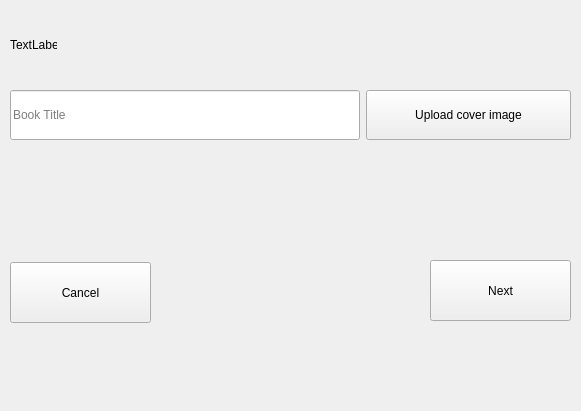
Qt form menus/create_menu/create_menu.ui (JoaoCarlosNascimento/HandSignLanguage) before a commit.
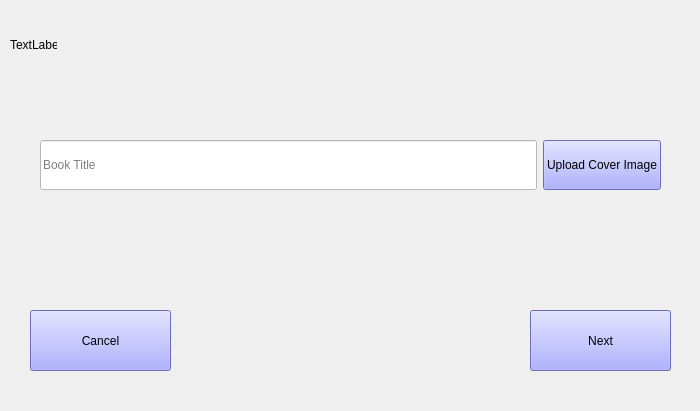
The same form after that commit.

Patch:
```diff
--- a/menus/create_menu/create_menu.ui
+++ b/menus/create_menu/create_menu.ui
@@ -6,7 +6,7 @@
    <rect>
     <x>0</x>
     <y>0</y>
-    <width>581</width>
+    <width>700</width>
     <height>411</height>
    </rect>
   </property>
@@ -18,7 +18,7 @@
   </property>
   <property name="maximumSize">
    <size>
-    <width>581</width>
+    <width>700</width>
     <height>411</height>
    </size>
   </property>
@@ -28,9 +28,9 @@
   <widget class="QWidget" name="horizontalLayoutWidget_3">
    <property name="geometry">
     <rect>
-     <x>10</x>
-     <y>80</y>
-     <width>561</width>
+     <x>40</x>
+     <y>130</y>
+     <width>621</width>
      <height>71</height>
     </rect>
    </property>
@@ -39,10 +39,14 @@
      <widget class="QLineEdit" name="book_title">
       <property name="maximumSize">
        <size>
-        <width>350</width>
+        <width>500</width>
         <height>50</height>
        </size>
       </property>
+      <property name="styleSheet">
+       <string notr="true">font: 18pt &quot;Franklin Gothic Demi&quot;;
+background-color: rgb(255, 255, 255);</string>
+      </property>
       <property name="placeholderText">
        <string>Book Title</string>
       </property>
@@ -56,8 +60,12 @@
         <height>50</height>
        </size>
       </property>
+      <property name="styleSheet">
+       <string notr="true">font: 18pt &quot;Franklin Gothic Demi&quot;;
+background-color: rgb(148, 150, 255);</string>
+      </property>
       <property name="text">
-       <string>Upload cover image</string>
+       <string>Upload Cover Image</string>
       </property>
      </widget>
     </item>
@@ -66,12 +74,16 @@
   <widget class="QPushButton" name="pb_np">
    <property name="geometry">
     <rect>
-     <x>430</x>
-     <y>260</y>
+     <x>530</x>
+     <y>310</y>
      <width>141</width>
      <height>61</height>
     </rect>
    </property>
+   <property name="styleSheet">
+    <string notr="true">font: 18pt &quot;Franklin Gothic Demi&quot;;
+background-color: rgb(148, 150, 255);</string>
+   </property>
    <property name="text">
     <string>Next</string>
    </property>
@@ -79,12 +91,16 @@
   <widget class="QPushButton" name="pb_back">
    <property name="geometry">
     <rect>
-     <x>10</x>
-     <y>262</y>
+     <x>30</x>
+     <y>310</y>
      <width>141</width>
      <height>61</height>
     </rect>
    </property>
+   <property name="styleSheet">
+    <string notr="true">font: 18pt &quot;Franklin Gothic Demi&quot;;
+background-color: rgb(148, 150, 255);</string>
+   </property>
    <property name="text">
     <string>Cancel</string>
    </property>
```
